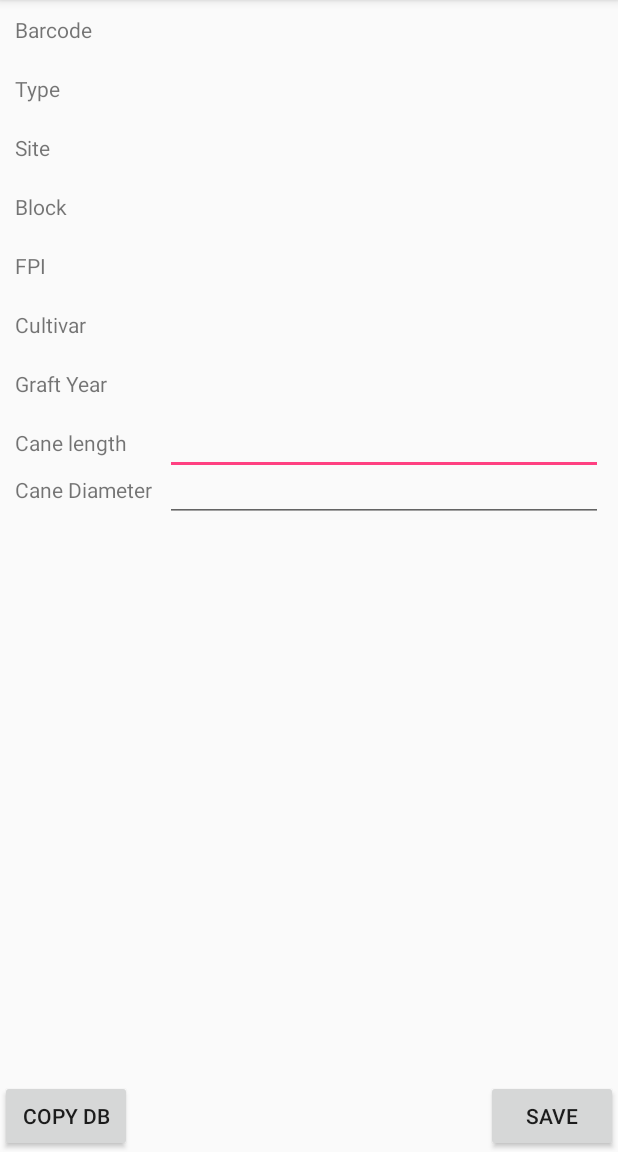
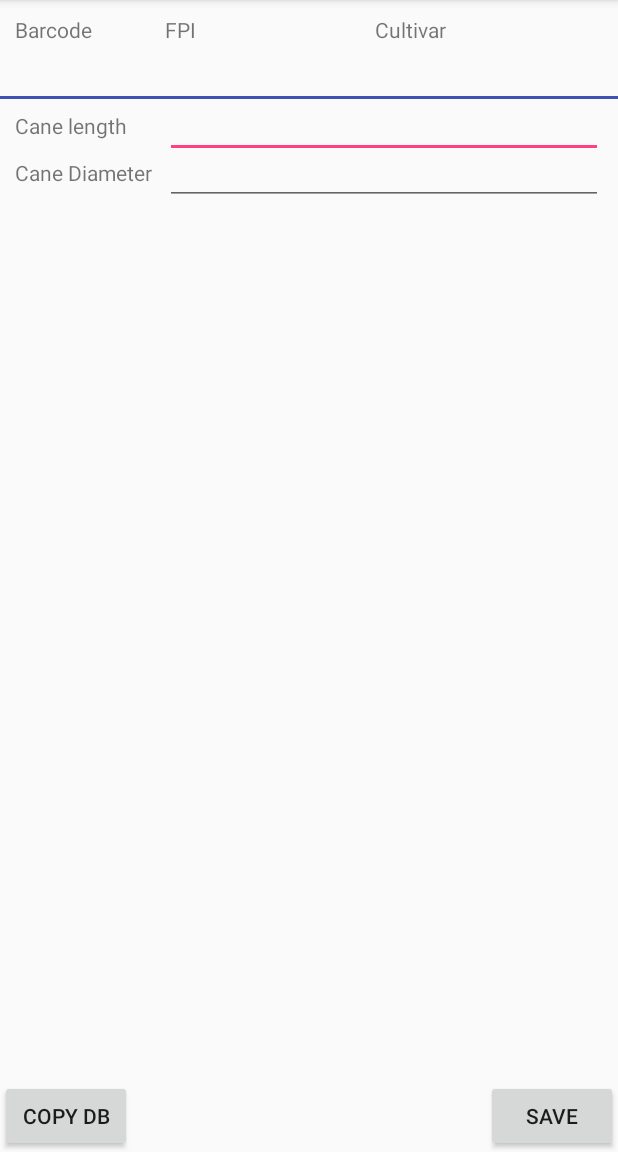
Before and after one commit to patricksnelgar/RootstockApp, an Android app: the screen it shows after launch (MainActivity), on a phone screen of 412 x 824 dp, the part 84-1236 px from its top. Run offline under Robolectric (Android 15) with nearby library versions, the phone set to English and light mode, and no system bars; 1 statement that could not run was skipped.

Commit message:
Sync commit 31st May

```diff
--- a/app/build.gradle
+++ b/app/build.gradle
@@ -63,6 +63,5 @@ dependencies {
         exclude group: 'com.android.support', module: 'support-annotations'
     })
     compile 'com.android.support:appcompat-v7:25.3.1'
-    compile 'com.android.support.constraint:constraint-layout:1.0.0-beta4'
     testCompile 'junit:junit:4.12'
 }
--- a/app/src/main/java/echo/rootstockapp/MainActivity.java
+++ b/app/src/main/java/echo/rootstockapp/MainActivity.java
@@ -68,7 +68,7 @@ public class MainActivity extends AppCompatActivity {
         if (ContextCompat.checkSelfPermission(this, Manifest.permission.WRITE_EXTERNAL_STORAGE) != PackageManager.PERMISSION_GRANTED) {
                 ActivityCompat.requestPermissions(this,
                         new String[]{Manifest.permission.WRITE_EXTERNAL_STORAGE}, 100); //Any number
-            }
+        }
 
         createAidcManager();
 
@@ -131,6 +131,8 @@ public class MainActivity extends AppCompatActivity {
                     if(hasScanner){
                         regsiterBarcodeListener();
                     }
+                } else {
+                    debugUtil.logMessage(TAG,"Could not create Barcode Reader object", DebugUtil.LOG_LEVEL_ERROR, dev);
                 }
 
             }
@@ -372,21 +374,21 @@ public class MainActivity extends AppCompatActivity {
     public void updateIdentifierFields(final Cursor c){
         final TextView textId = (TextView) findViewById(R.id.id);
         final TextView textBarcode = (TextView) findViewById(R.id.barcode);
-        final TextView textType = (TextView) findViewById(R.id.type);
-        final TextView textSite = (TextView) findViewById(R.id.site);
-        final TextView textBlock = (TextView) findViewById(R.id.block);
+        //final TextView textType = (TextView) findViewById(R.id.type);
+        //final TextView textSite = (TextView) findViewById(R.id.site);
+        //final TextView textBlock = (TextView) findViewById(R.id.block);
         final TextView textFPI = (TextView) findViewById(R.id.FPI);
         final TextView textCultivar = (TextView) findViewById(R.id.cultivar);
-        final TextView textGraftYear = (TextView) findViewById(R.id.graftyear);
+        //final TextView textGraftYear = (TextView) findViewById(R.id.graftyear);
 
         final long caneId = c.getLong(c.getColumnIndexOrThrow(DbIdentifiers._ID));
         final String barcode = c.getString(c.getColumnIndexOrThrow(DbIdentifiers.IDENTIFIERS_BARCODE_TITLE));
-        final String type = c.getString(c.getColumnIndexOrThrow(DbIdentifiers.IDENTIFIERS_TYPE_TITLE));
-        final String site = c.getString(c.getColumnIndexOrThrow(DbIdentifiers.IDENTIFIERS_SITE_TITLE));
-        final String block = c.getString(c.getColumnIndexOrThrow(DbIdentifiers.IDENTIFIERS_BLOCK_TITLE));
+        //final String type = c.getString(c.getColumnIndexOrThrow(DbIdentifiers.IDENTIFIERS_TYPE_TITLE));
+        //final String site = c.getString(c.getColumnIndexOrThrow(DbIdentifiers.IDENTIFIERS_SITE_TITLE));
+        //final String block = c.getString(c.getColumnIndexOrThrow(DbIdentifiers.IDENTIFIERS_BLOCK_TITLE));
         final String FPI = c.getString(c.getColumnIndexOrThrow(DbIdentifiers.IDENTIFIERS_FPI_TITLE));
         final String cultivar = c.getString(c.getColumnIndexOrThrow(DbIdentifiers.IDENTIFIERS_CULTIVAR_TITLE));
-        final String graftYear = c.getString(c.getColumnIndexOrThrow(DbIdentifiers.IDENTIFIERS_GRAFT_YEAR_TITLE));
+        //final String graftYear = c.getString(c.getColumnIndexOrThrow(DbIdentifiers.IDENTIFIERS_GRAFT_YEAR_TITLE));
 
 
         runOnUiThread(new Runnable() {
@@ -396,12 +398,12 @@ public class MainActivity extends AppCompatActivity {
                 ((MeasurementText) findViewById(R.id.cane_diameter)).setText("");
                 textId.setText(Long.toString(caneId));
                 textBarcode.setText(barcode);
-                textType.setText(type);
-                textSite.setText(site);
-                textBlock.setText(block);
+                //textType.setText(type);
+                //textSite.setText(site);
+                //textBlock.setText(block);
                 textFPI.setText(FPI);
                 textCultivar.setText(cultivar);
-                textGraftYear.setText(graftYear);
+                //textGraftYear.setText(graftYear);
             }
         });
 
--- a/app/src/main/res/layout/activity_main.xml
+++ b/app/src/main/res/layout/activity_main.xml
@@ -1,9 +1,8 @@
 <?xml version="1.0" encoding="utf-8"?>
 <RelativeLayout
     xmlns:android="http://schemas.android.com/apk/res/android"
-    xmlns:app="http://schemas.android.com/apk/res-auto"
     xmlns:tools="http://schemas.android.com/tools"
-    xmlns:custom="http://schemas.android.com/apk/res/echo.rootstockapp"
+    xmlns:custom="http://schemas.android.com/apk/res-auto"
     android:layout_width="match_parent"
     android:layout_height="match_parent"
     tools:context="echo.rootstockapp.MainActivity"
@@ -17,7 +16,7 @@
         android:text="-1"/>
     <RelativeLayout
         android:id="@+id/row_barcode"
-        android:layout_width="match_parent"
+        android:layout_width="100dp"
         android:layout_height="wrap_content"
         android:padding="10dp">
         <TextView
@@ -31,71 +30,17 @@
             android:layout_width="wrap_content"
             android:layout_height="wrap_content"
             android:layout_alignParentLeft="true"
-            android:layout_marginLeft="70dp"/>
-    </RelativeLayout>
-    <RelativeLayout
-        android:id="@+id/row_type"
-        android:layout_width="match_parent"
-        android:layout_height="wrap_content"
-        android:layout_below="@+id/row_barcode"
-        android:padding="10dp">
-        <TextView
-            android:layout_width="wrap_content"
-            android:layout_height="wrap_content"
-            android:text="Type"
-            android:id="@+id/type_label"/>
-
-        <TextView
-            android:id="@+id/type"
-            android:layout_width="wrap_content"
-            android:layout_height="wrap_content"
-            android:layout_alignParentLeft="true"
-            android:layout_marginLeft="70dp"/>
-    </RelativeLayout>
-    <RelativeLayout
-        android:id="@+id/row_site"
-        android:layout_width="match_parent"
-        android:layout_height="wrap_content"
-        android:layout_below="@+id/row_type"
-        android:padding="10dp">
-        <TextView
-            android:layout_width="wrap_content"
-            android:layout_height="wrap_content"
-            android:text="Site"
-            android:id="@+id/site_label"/>
-
-        <TextView
-            android:id="@+id/site"
-            android:layout_width="wrap_content"
-            android:layout_height="wrap_content"
-            android:layout_alignParentLeft="true"
-            android:layout_marginLeft="70dp"/>
-    </RelativeLayout>
-    <RelativeLayout
-        android:id="@+id/row_block"
-        android:layout_width="match_parent"
-        android:layout_height="wrap_content"
-        android:layout_below="@+id/row_site"
-        android:padding="10dp">
-        <TextView
-            android:layout_width="wrap_content"
-            android:layout_height="wrap_content"
-            android:text="Block"
-            android:id="@+id/block_label"/>
-
-        <TextView
-            android:id="@+id/block"
-            android:layout_width="wrap_content"
-            android:layout_height="wrap_content"
-            android:layout_alignParentLeft="true"
-            android:layout_marginLeft="70dp"/>
+            android:layout_below="@+id/barcode_label"
+            android:textSize="8pt"
+            />
     </RelativeLayout>
     <RelativeLayout
         android:id="@+id/row_FPI"
-        android:layout_width="match_parent"
+        android:layout_width="140dp"
         android:layout_height="wrap_content"
-        android:layout_below="@+id/row_block"
-        android:padding="10dp">
+        android:padding="10dp"
+        android:layout_alignParentTop="true"
+        android:layout_toEndOf="@+id/row_barcode">
         <TextView
             android:layout_width="wrap_content"
             android:layout_height="wrap_content"
@@ -106,14 +51,16 @@
             android:id="@+id/FPI"
             android:layout_width="wrap_content"
             android:layout_height="wrap_content"
+            android:layout_below="@+id/FPI_label"
             android:layout_alignParentLeft="true"
-            android:layout_marginLeft="70dp"/>
+            android:textSize="8pt"
+            />
     </RelativeLayout>
     <RelativeLayout
         android:id="@+id/row_cultivar"
-        android:layout_width="match_parent"
+        android:layout_width="70dp"
         android:layout_height="wrap_content"
-        android:layout_below="@+id/row_FPI"
+        android:layout_toEndOf="@id/row_FPI"
         android:padding="10dp">
         <TextView
             android:layout_width="wrap_content"
@@ -126,32 +73,21 @@
             android:layout_width="wrap_content"
             android:layout_height="wrap_content"
             android:layout_alignParentLeft="true"
-            android:layout_marginLeft="70dp"/>
+            android:layout_below="@+id/clutivar_label"
+            android:textSize="8pt"
+        />
     </RelativeLayout>
-    <RelativeLayout
-        android:id="@+id/row_graftyear"
+    <ImageView
         android:layout_width="match_parent"
-        android:layout_height="wrap_content"
-        android:layout_below="@+id/row_cultivar"
-        android:padding="10dp">
-        <TextView
-            android:layout_width="wrap_content"
-            android:layout_height="wrap_content"
-            android:text="Graft Year"
-            android:id="@+id/graftyear_label"/>
-
-        <TextView
-            android:id="@+id/graftyear"
-            android:layout_width="wrap_content"
-            android:layout_height="wrap_content"
-            android:layout_alignParentLeft="true"
-            android:layout_marginLeft="70dp"/>
-    </RelativeLayout>
+        android:layout_height="2dp"
+        android:id="@+id/detailsDivider"
+        android:background="@color/colorPrimary"
+        android:layout_below="@+id/row_barcode"/>
     <RelativeLayout
         android:id="@+id/row_cane_measurements"
         android:layout_width="match_parent"
         android:layout_height="wrap_content"
-        android:layout_below="@+id/row_graftyear"
+        android:layout_below="@+id/row_barcode"
         android:padding="10dp">
 
         <TextView
@@ -213,4 +149,82 @@
         android:layout_alignParentStart="true"
         android:onClick="copyDatabase"
         android:text="Copy DB"/>
+    <!-- <RelativeLayout
+        android:id="@+id/row_type"
+        android:layout_width="match_parent"
+        android:layout_height="wrap_content"
+        android:layout_below="@+id/row_barcode"
+        android:padding="10dp">
+        <TextView
+            android:layout_width="wrap_content"
+            android:layout_height="wrap_content"
+            android:text="Type"
+            android:id="@+id/type_label"/>
+
+        <TextView
+            android:id="@+id/type"
+            android:layout_width="wrap_content"
+            android:layout_height="wrap_content"
+            android:layout_alignParentLeft="true"
+            android:layout_marginLeft="70dp"/>
+    </RelativeLayout>
+    <RelativeLayout
+        android:id="@+id/row_site"
+        android:layout_width="match_parent"
+        android:layout_height="wrap_content"
+        android:layout_below="@+id/row_type"
+        android:padding="10dp">
+        <TextView
+            android:layout_width="wrap_content"
+            android:layout_height="wrap_content"
+            android:text="Site"
+            android:id="@+id/site_label"/>
+
+        <TextView
+            android:id="@+id/site"
+            android:layout_width="wrap_content"
+            android:layout_height="wrap_content"
+            android:layout_alignParentLeft="true"
+            android:layout_marginLeft="70dp"/>
+    </RelativeLayout>
+    <RelativeLayout
+        android:id="@+id/row_block"
+        android:layout_width="match_parent"
+        android:layout_height="wrap_content"
+        android:layout_below="@+id/row_site"
+        android:padding="10dp">
+        <TextView
+            android:layout_width="wrap_content"
+            android:layout_height="wrap_content"
+            android:text="Block"
+            android:id="@+id/block_label"/>
+
+        <TextView
+            android:id="@+id/block"
+            android:layout_width="wrap_content"
+            android:layout_height="wrap_content"
+            android:layout_alignParentLeft="true"
+            android:layout_marginLeft="70dp"/>
+    </RelativeLayout> -->
+
+
+    <!-- <RelativeLayout
+        android:id="@+id/row_graftyear"
+        android:layout_width="match_parent"
+        android:layout_height="wrap_content"
+        android:layout_below="@+id/row_cultivar"
+        android:padding="10dp">
+        <TextView
+            android:layout_width="wrap_content"
+            android:layout_height="wrap_content"
+            android:text="Graft Year"
+            android:id="@+id/graftyear_label"/>
+
+        <TextView
+            android:id="@+id/graftyear"
+            android:layout_width="wrap_content"
+            android:layout_height="wrap_content"
+            android:layout_alignParentLeft="true"
+            android:layout_marginLeft="70dp"/>
+    </RelativeLayout> -->
 </RelativeLayout>
```
Also changed, not shown: 1 other file.
